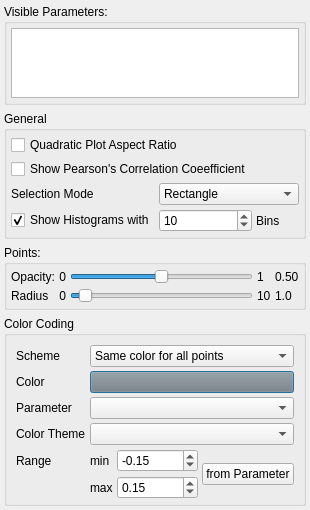
Before: the Qt Designer form core/src/charts/SPMSettings.ui in 3dct/open_iA, drawn with Qt 5.
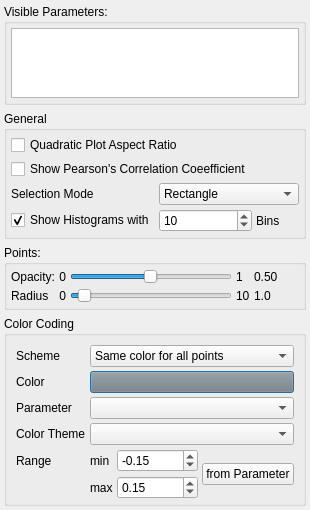
After: the same form once the commit is applied.

Commit message: Core: Splom settings improve slider value output design

```diff
--- a/core/src/charts/SPMSettings.ui
+++ b/core/src/charts/SPMSettings.ui
@@ -282,6 +282,12 @@
       </item>
       <item row="0" column="4">
        <widget class="QLabel" name="lbPointOpacityValue">
+        <property name="minimumSize">
+         <size>
+          <width>45</width>
+          <height>0</height>
+         </size>
+        </property>
         <property name="text">
          <string>0.50</string>
         </property>
@@ -289,6 +295,12 @@
       </item>
       <item row="1" column="4">
        <widget class="QLabel" name="lbPointSizeValue">
+        <property name="minimumSize">
+         <size>
+          <width>45</width>
+          <height>0</height>
+         </size>
+        </property>
         <property name="text">
          <string>1.0</string>
         </property>
```
